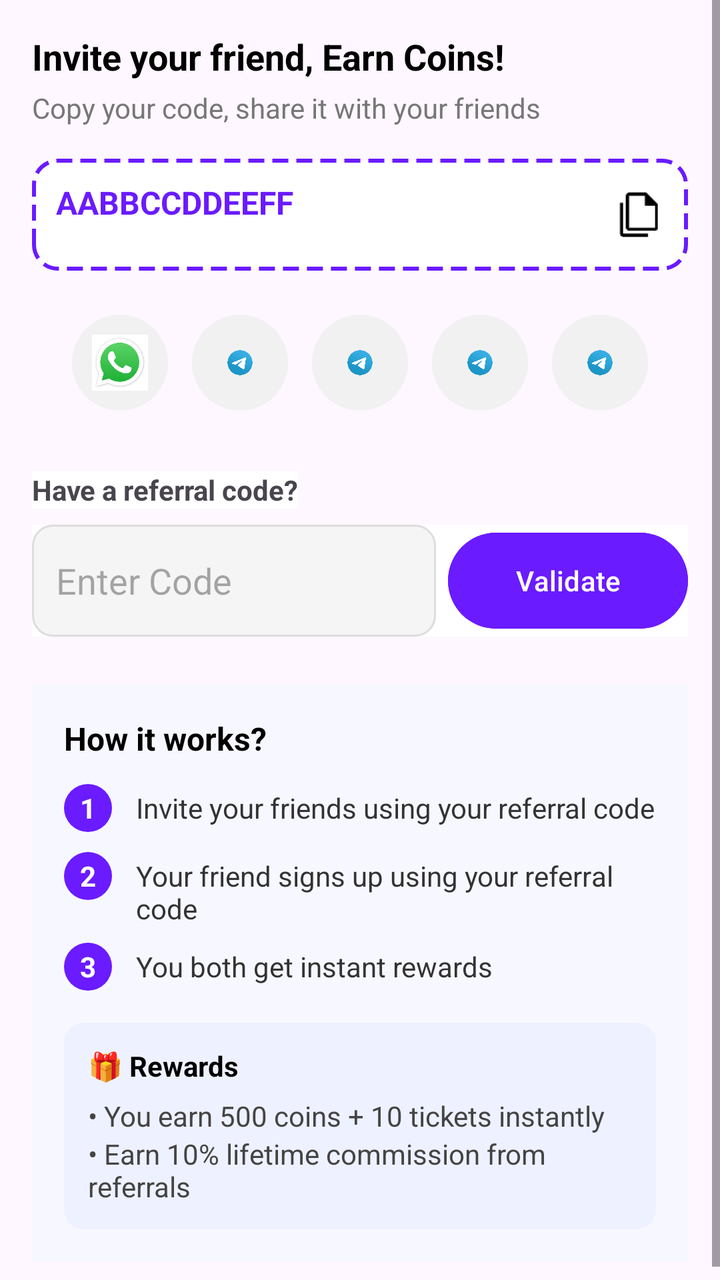
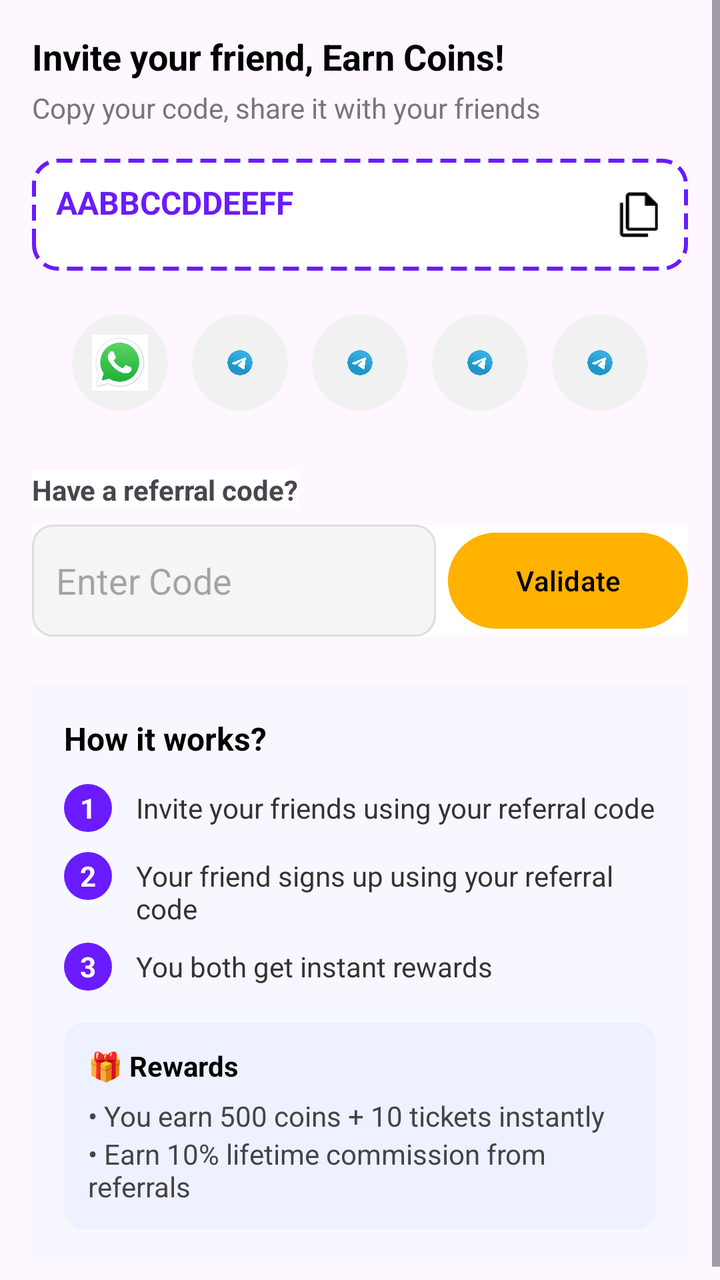

An Android layout rendered at two revisions. The XML below is the earlier revision; the diff shows what the commit changed to produce the second picture.
<!-- AndroidManifest.xml: application theme Theme.RGamer -->
<!-- res/layout/activity_layout_invite.xml -->
<?xml version="1.0" encoding="utf-8"?>
<ScrollView xmlns:android="http://schemas.android.com/apk/res/android"
    android:layout_width="match_parent"
    android:layout_height="match_parent">

    <LinearLayout
        android:layout_width="match_parent"
        android:layout_height="wrap_content"
        android:orientation="vertical"
        android:padding="16dp">

        <TextView
            android:layout_width="wrap_content"
            android:layout_height="wrap_content"
            android:text="Invite your friend, Earn Coins!"
            android:textSize="18sp"
            android:textStyle="bold"
            android:textColor="#000000" />

        <TextView
            android:layout_width="wrap_content"
            android:layout_height="wrap_content"
            android:text="Copy your code, share it with your friends"
            android:textColor="#777777"
            android:layout_marginTop="4dp" />

        
        <LinearLayout
            android:layout_width="match_parent"
            android:layout_height="56dp"
            android:layout_marginTop="16dp"
            android:background="@drawable/bg_dashed"
            android:gravity="center_vertical"
            android:padding="12dp">

            <TextView
                android:id="@+id/txtReferralCode"
                android:layout_width="333dp"
                android:layout_height="34dp"
                android:layout_weight="1"
                android:text="AABBCCDDEEFF"
                android:background="@color/white"
                android:textColor="#6A1BFF"
                android:textSize="16sp"
                android:textStyle="bold" />

            <ImageView
                android:id="@+id/btnCopy"
                android:layout_width="24dp"
                android:layout_height="24dp"
                android:src="@drawable/ic_copy" />
        </LinearLayout>

        
        <LinearLayout
            android:layout_width="match_parent"
            android:layout_height="wrap_content"
            android:layout_marginTop="16dp"
            android:gravity="center"
            android:orientation="horizontal">

            <ImageView android:id="@+id/btnWhatsapp"
                android:src="@drawable/ic_whatsapp" style="@style/ShareIcon"/>
            <ImageView android:id="@+id/btnTelegram"
                android:src="@drawable/ic_telegram" style="@style/ShareIcon"/>
            <ImageView android:id="@+id/btnFacebook"
                android:src="@drawable/ic_facebook" style="@style/ShareIcon"/>
            <ImageView android:id="@+id/btnMessenger"
                android:src="@drawable/ic_messenger" style="@style/ShareIcon"/>
            <ImageView android:id="@+id/btnShareAll"
                android:src="@drawable/ic_share" style="@style/ShareIcon"/>
        </LinearLayout>

        
        <TextView
            android:layout_width="wrap_content"
            android:layout_height="wrap_content"
            android:text="Have a referral code?"
            android:textStyle="bold"
            android:background="@color/white"
            android:layout_marginTop="24dp" />

        <LinearLayout
            android:layout_width="match_parent"
            android:layout_height="56dp"
            android:background="@color/white"
            android:layout_marginTop="8dp">

            <EditText
                android:id="@+id/edtReferral"
                android:layout_width="0dp"
                android:layout_height="match_parent"
                android:layout_weight="1"
                android:hint="Enter Code"
                android:background="@drawable/bg_edit"
                android:padding="12dp" />

            <Button
                android:layout_marginLeft="6dp"
                android:id="@+id/btnValidate"
                android:layout_width="120dp"
                android:layout_height="match_parent"
                android:textColorHint="@color/black"
                android:text="Validate"
                android:backgroundTint="@color/Primary"/>
        </LinearLayout>

        
        <include layout="@layout/activity_layout_referral_info"/>

    </LinearLayout>
</ScrollView>
<!-- res/layout/activity_layout_referral_info.xml (included above) -->
<?xml version="1.0" encoding="utf-8"?>
<LinearLayout xmlns:android="http://schemas.android.com/apk/res/android"
    android:layout_width="match_parent"
    android:layout_height="wrap_content"
    android:layout_marginTop="24dp"
    android:orientation="vertical"
    android:padding="16dp"
    android:background="#F7F8FF">

    
    <TextView
        android:layout_width="wrap_content"
        android:layout_height="wrap_content"
        android:text="How it works?"
        android:textSize="16sp"
        android:textStyle="bold"
        android:textColor="#000000" />

    
    <LinearLayout
        android:layout_width="match_parent"
        android:layout_height="wrap_content"
        android:layout_marginTop="12dp"
        android:orientation="horizontal">

        <TextView
            android:layout_width="24dp"
            android:layout_height="24dp"
            android:gravity="center"
            android:text="1"
            android:textStyle="bold"
            android:textColor="#FFFFFF"
            android:background="@drawable/bg_step_circle" />

        <TextView
            android:layout_width="0dp"
            android:layout_height="wrap_content"
            android:layout_marginStart="12dp"
            android:layout_weight="1"
            android:text="Invite your friends using your referral code"
            android:textColor="#333333" />
    </LinearLayout>

    
    <LinearLayout
        android:layout_width="match_parent"
        android:layout_height="wrap_content"
        android:layout_marginTop="10dp"
        android:orientation="horizontal">

        <TextView
            android:layout_width="24dp"
            android:layout_height="24dp"
            android:gravity="center"
            android:text="2"
            android:textStyle="bold"
            android:textColor="#FFFFFF"
            android:background="@drawable/bg_step_circle" />

        <TextView
            android:layout_width="0dp"
            android:layout_height="wrap_content"
            android:layout_marginStart="12dp"
            android:layout_weight="1"
            android:text="Your friend signs up using your referral code"
            android:textColor="#333333" />
    </LinearLayout>

    
    <LinearLayout
        android:layout_width="match_parent"
        android:layout_height="wrap_content"
        android:layout_marginTop="10dp"
        android:orientation="horizontal">

        <TextView
            android:layout_width="24dp"
            android:layout_height="24dp"
            android:gravity="center"
            android:text="3"
            android:textStyle="bold"
            android:textColor="#FFFFFF"
            android:background="@drawable/bg_step_circle" />

        <TextView
            android:layout_width="0dp"
            android:layout_height="wrap_content"
            android:layout_marginStart="12dp"
            android:layout_weight="1"
            android:text="You both get instant rewards"
            android:textColor="#333333" />
    </LinearLayout>

    
    <LinearLayout
        android:layout_width="match_parent"
        android:layout_height="wrap_content"
        android:layout_marginTop="16dp"
        android:orientation="vertical"
        android:padding="12dp"
        android:background="@drawable/bg_reward_info">

        <TextView
            android:layout_width="wrap_content"
            android:layout_height="wrap_content"
            android:text="🎁 Rewards"
            android:textStyle="bold"
            android:textColor="#000000" />

        <TextView
            android:layout_width="wrap_content"
            android:layout_height="wrap_content"
            android:layout_marginTop="6dp"
            android:text="• You earn 500 coins + 10 tickets instantly"
            android:textColor="#444444" />

        <TextView
            android:layout_width="wrap_content"
            android:layout_height="wrap_content"
            android:text="• Earn 10% lifetime commission from referrals"
            android:textColor="#444444" />
    </LinearLayout>

</LinearLayout>
<!-- resources referenced by this layout -->
<resources>
  <color name="Primary">#6A1BFF</color>
  <color name="black">#FF000000</color>
  <color name="white">#FFFFFFFF</color>
  <!-- drawable bg_dashed (drawable) -->
  <?xml version="1.0" encoding="utf-8"?>
  <shape xmlns:android="http://schemas.android.com/apk/res/android"
      android:shape="rectangle">
  
      <solid android:color="#FFFFFF"/>
  
      <corners android:radius="12dp"/>
  
      <stroke
          android:width="2dp"
          android:color="#6A1BFF"
          android:dashWidth="8dp"
          android:dashGap="4dp"/>
  </shape>
  <!-- drawable bg_edit (drawable) -->
  <?xml version="1.0" encoding="utf-8"?>
  <shape xmlns:android="http://schemas.android.com/apk/res/android"
      android:shape="rectangle">
  
      <solid android:color="#F5F5F5"/>
  
      <corners android:radius="10dp"/>
  
      <stroke
          android:width="1dp"
          android:color="#DDDDDD"/>
  </shape>
  <!-- drawable bg_reward_info (drawable) -->
  <?xml version="1.0" encoding="utf-8"?>
  <shape xmlns:android="http://schemas.android.com/apk/res/android"
      android:shape="rectangle">
  
      <solid android:color="#EEF1FF"/>
      <corners android:radius="10dp"/>
  </shape>
  <!-- drawable bg_step_circle (drawable) -->
  <?xml version="1.0" encoding="utf-8"?>
  <shape xmlns:android="http://schemas.android.com/apk/res/android"
      android:shape="oval">
      <solid android:color="#6A1BFF"/>
  </shape>
  <!-- drawable ic_copy: png bitmap (drawable, 520 bytes) -->
  <!-- drawable ic_facebook: png bitmap (drawable, 81121 bytes) -->
  <!-- drawable ic_messenger: png bitmap (drawable, 81121 bytes) -->
  <!-- drawable ic_share: png bitmap (drawable, 81121 bytes) -->
  <!-- drawable ic_telegram: png bitmap (drawable, 81121 bytes) -->
  <!-- drawable ic_whatsapp: jpg bitmap (drawable, 5588 bytes) -->
  <style name="ShareIcon">
          <item name="android:layout_width">48dp</item>
          <item name="android:layout_height">48dp</item>
          <item name="android:layout_margin">6dp</item>
          <item name="android:padding">10dp</item>
          <item name="android:background">@drawable/bg_share_icon</item>
          <item name="android:scaleType">centerInside</item>
          <item name="android:clickable">true</item>
          <item name="android:focusable">true</item>
      </style>
  <style name="Theme.RGamer" parent="Base.Theme.RGamer" />
  <!-- drawable bg_share_icon (drawable) -->
  <?xml version="1.0" encoding="utf-8"?>
  <ripple xmlns:android="http://schemas.android.com/apk/res/android"
      android:color="#30000000">
  
      <item>
          <shape android:shape="oval">
              <solid android:color="#F1F1F1"/>
          </shape>
      </item>
  </ripple>
  <style name="Base.Theme.RGamer" parent="Theme.Material3.DayNight.NoActionBar">
          
          
      </style>
</resources>

<!-- the commit's change to res/layout/activity_layout_invite.xml (unified diff, before → after) -->
@@ -101,8 +101,9 @@
                 android:layout_width="120dp"
                 android:layout_height="match_parent"
                 android:textColorHint="@color/black"
+                android:textColor="@color/black"
                 android:text="Validate"
-                android:backgroundTint="@color/Primary"/>
+                android:backgroundTint="#FFB300"/>
         </LinearLayout>
 
         
<!-- resource entries referenced after the edit -->
@@ -1,6 +1,5 @@
 <!-- resources referenced by this layout -->
 <resources>
-  <color name="Primary">#6A1BFF</color>
   <color name="black">#FF000000</color>
   <color name="white">#FFFFFFFF</color>
   <!-- drawable bg_dashed (drawable) -->
